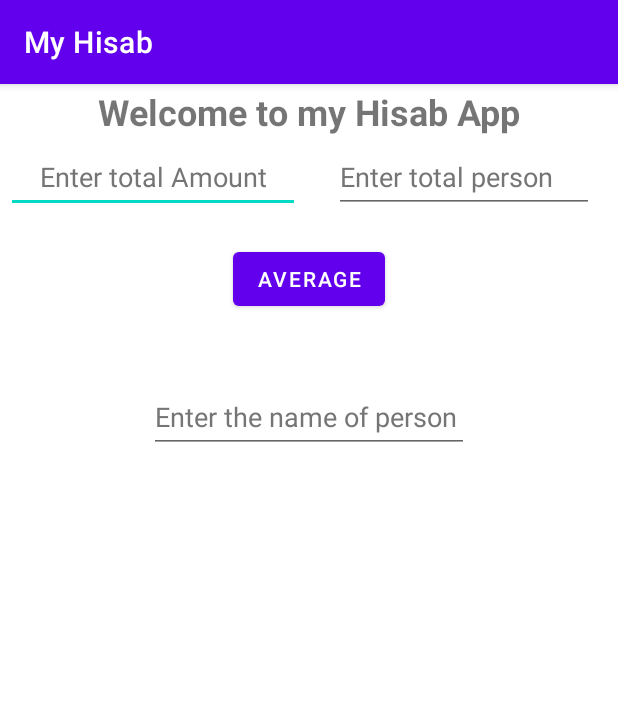
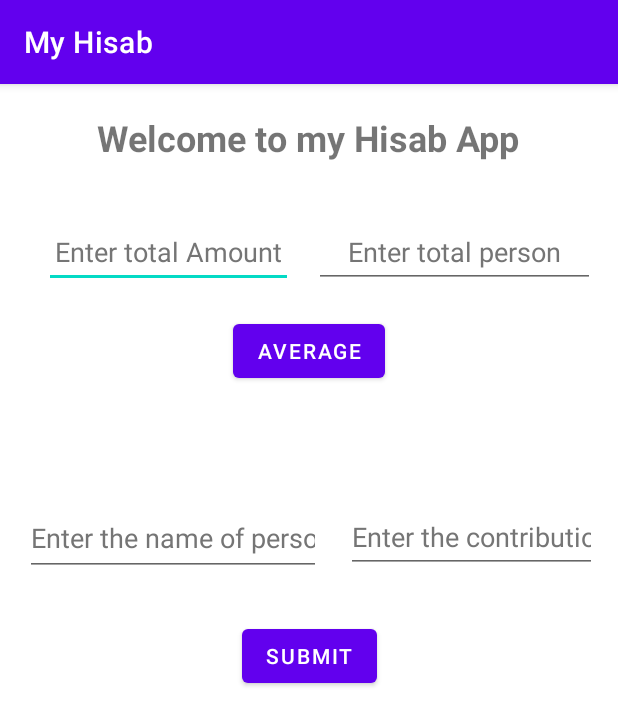
Before and after one commit to kushacharya/Accounts, an Android app: the screen it shows after launch (MainActivity), on a phone screen of 412 x 824 dp. Shown: the top 725 px of the screen. Run offline under Robolectric (Android 15) with nearby library versions, the phone set to English and light mode, and no system bars.

Commit message:
avg commit

```diff
--- a/app/src/main/java/com/example/myhisab/MainActivity.java
+++ b/app/src/main/java/com/example/myhisab/MainActivity.java
@@ -3,12 +3,36 @@ package com.example.myhisab;
 import androidx.appcompat.app.AppCompatActivity;
 
 import android.os.Bundle;
+import android.view.View;
+import android.widget.Button;
+import android.widget.EditText;
+import android.widget.TextView;
 
 public class MainActivity extends AppCompatActivity {
+    EditText total, person,personname ,cont;
+    TextView avgshow;
+    Button avg;
 
     @Override
     protected void onCreate(Bundle savedInstanceState) {
         super.onCreate(savedInstanceState);
         setContentView(R.layout.activity_main);
+        total = findViewById(R.id.total);
+        person = findViewById(R.id.person);
+        personname = findViewById(R.id.personname);
+        cont = findViewById(R.id.cont);
+        avgshow = findViewById(R.id.avgshow);
+        avg = findViewById(R.id.avg);
+        avg.setOnClickListener(new View.OnClickListener() {
+            @Override
+            public void onClick(View v) {
+                String totalamt = total.getText().toString();
+                String personno = person.getText().toString();
+                double totalamtf = Double.parseDouble(totalamt);
+                double personnof = Double.parseDouble(personno);
+                double avgamt = (totalamtf/personnof);
+                avgshow.setText("avegrage value is "+avgamt);
+            }
+        });
     }
 }
--- a/app/src/main/res/layout/activity_main.xml
+++ b/app/src/main/res/layout/activity_main.xml
@@ -8,22 +8,23 @@
 
     <TextView
         android:id="@+id/Title"
-        android:layout_width="343dp"
-        android:layout_height="36dp"
+        android:layout_width="336dp"
+        android:layout_height="40dp"
+        android:layout_marginTop="16dp"
         android:gravity="center"
         android:text="@string/welcome_to_my_hisab_app"
         android:textSize="24sp"
         android:textStyle="bold"
-        app:layout_constraintBottom_toBottomOf="@+id/avg"
         app:layout_constraintEnd_toEndOf="parent"
+        app:layout_constraintHorizontal_bias="0.493"
         app:layout_constraintStart_toStartOf="parent"
-        app:layout_constraintTop_toTopOf="parent"
-        app:layout_constraintVertical_bias="0.008" />
+        app:layout_constraintTop_toTopOf="parent" />
 
     <EditText
         android:id="@+id/total"
-        android:layout_width="196dp"
+        android:layout_width="166dp"
         android:layout_height="48dp"
+        android:layout_marginTop="32dp"
         android:autofillHints=""
         android:ems="10"
         android:gravity="center"
@@ -31,56 +32,102 @@
         android:inputType="number"
         android:minHeight="48dp"
         android:textColorHint="#757575"
-        app:layout_constraintBottom_toTopOf="@+id/avg"
+        app:layout_constraintBottom_toBottomOf="parent"
         app:layout_constraintEnd_toEndOf="parent"
-        app:layout_constraintHorizontal_bias="0.018"
+        app:layout_constraintHorizontal_bias="0.118"
         app:layout_constraintStart_toStartOf="parent"
         app:layout_constraintTop_toBottomOf="@+id/Title"
-        app:layout_constraintVertical_bias="0.062" />
+        app:layout_constraintVertical_bias="0.0" />
 
     <EditText
         android:id="@+id/person"
-        android:layout_width="173dp"
+        android:layout_width="187dp"
         android:layout_height="48dp"
+        android:layout_marginTop="32dp"
         android:autofillHints=""
         android:ems="10"
+        android:gravity="center"
         android:hint="@string/enter_total_person"
         android:inputType="number"
         android:minHeight="48dp"
         android:textColorHint="#757575"
-        app:layout_constraintBottom_toTopOf="@+id/avg"
+        app:layout_constraintBottom_toBottomOf="parent"
         app:layout_constraintEnd_toEndOf="parent"
-        app:layout_constraintHorizontal_bias="0.932"
+        app:layout_constraintHorizontal_bias="0.933"
         app:layout_constraintStart_toStartOf="parent"
         app:layout_constraintTop_toBottomOf="@+id/Title"
-        app:layout_constraintVertical_bias="0.062" />
+        app:layout_constraintVertical_bias="0.0" />
 
     <Button
         android:id="@+id/avg"
         android:layout_width="wrap_content"
         android:layout_height="wrap_content"
+        android:layout_marginTop="98dp"
         android:text="@string/average"
-        app:layout_constraintBottom_toBottomOf="parent"
         app:layout_constraintEnd_toEndOf="parent"
+        app:layout_constraintHorizontal_bias="0.5"
         app:layout_constraintStart_toStartOf="parent"
-        app:layout_constraintTop_toTopOf="parent"
-        app:layout_constraintVertical_bias="0.147" />
+        app:layout_constraintTop_toBottomOf="@+id/Title" />
 
     <EditText
         android:id="@+id/personname"
-        android:layout_width="wrap_content"
-        android:layout_height="wrap_content"
+        android:layout_width="197dp"
+        android:layout_height="50dp"
+        android:layout_marginTop="76dp"
         android:autofillHints=""
         android:ems="10"
         android:hint="@string/enter_the_name_of_person"
         android:inputType="textPersonName"
         android:minHeight="48dp"
         android:textColorHint="#757575"
-        app:layout_constraintBottom_toBottomOf="parent"
+        app:layout_constraintEnd_toEndOf="parent"
+        app:layout_constraintHorizontal_bias="0.079"
+        app:layout_constraintStart_toStartOf="parent"
+        app:layout_constraintTop_toBottomOf="@+id/avg" />
+
+    <EditText
+        android:id="@+id/cont"
+        android:layout_width="167dp"
+        android:layout_height="48dp"
+        android:layout_marginTop="76dp"
+        android:autofillHints=""
+        android:ems="10"
+        android:hint="@string/enter_the_contribution"
+        android:inputType="textPersonName"
+        android:textColorHint="#757575"
+        app:layout_constraintEnd_toEndOf="parent"
+        app:layout_constraintHorizontal_bias="0.942"
+        app:layout_constraintStart_toStartOf="parent"
+        app:layout_constraintTop_toBottomOf="@+id/avg" />
+
+    <Button
+        android:id="@+id/submit"
+        android:layout_width="wrap_content"
+        android:layout_height="wrap_content"
+        android:layout_marginTop="29dp"
+        android:text="@string/submit"
         app:layout_constraintEnd_toEndOf="parent"
         app:layout_constraintHorizontal_bias="0.5"
         app:layout_constraintStart_toStartOf="parent"
-        app:layout_constraintTop_toTopOf="parent"
-        app:layout_constraintVertical_bias="0.275" />
+        app:layout_constraintTop_toBottomOf="@+id/personname" />
+
+    <ListView
+        android:layout_width="411dp"
+        android:layout_height="134dp"
+        android:layout_marginTop="28dp"
+        app:layout_constraintEnd_toEndOf="parent"
+        app:layout_constraintHorizontal_bias="0.0"
+        app:layout_constraintStart_toStartOf="parent"
+        app:layout_constraintTop_toBottomOf="@+id/submit" />
+
+    <TextView
+        android:id="@+id/avgshow"
+        android:layout_width="wrap_content"
+        android:layout_height="wrap_content"
+        android:layout_marginBottom="36dp"
+        app:layout_constraintBottom_toTopOf="@+id/cont"
+        app:layout_constraintEnd_toEndOf="parent"
+        app:layout_constraintHorizontal_bias="0.51"
+        app:layout_constraintStart_toStartOf="parent" />
 
 </androidx.constraintlayout.widget.ConstraintLayout>
--- a/app/src/main/res/values/strings.xml
+++ b/app/src/main/res/values/strings.xml
@@ -5,4 +5,6 @@
     <string name="enter_total_person">Enter total person</string>
     <string name="average">Average</string>
     <string name="enter_the_name_of_person">Enter the name of person</string>
+    <string name="enter_the_contribution">Enter the contribution</string>
+    <string name="submit">submit</string>
 </resources>
```
